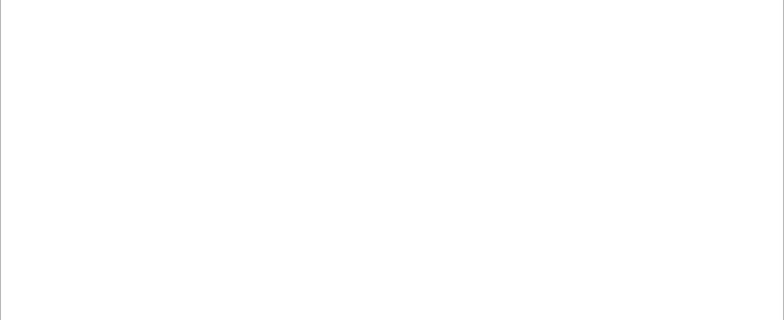
Above: order/statement/statementsecondarywidget.ui from ytxerp/ytx-client before the change; both pictures show x 0 to 784 and y 139 to 459 of the 784 by 567 pixel window. Below: the same form after it.
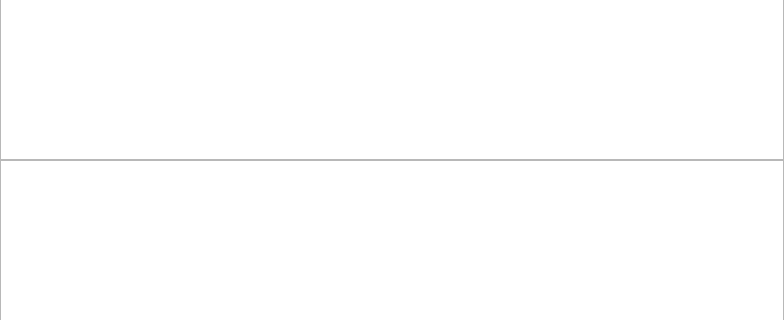
That is the form after the change. Custom widgets are drawn as their Qt base class.

```diff
--- a/order/statement/statementsecondarywidget.ui
+++ b/order/statement/statementsecondarywidget.ui
@@ -123,6 +123,9 @@
    <item row="1" column="0">
     <widget class="QTableView" name="tableView"/>
    </item>
+   <item row="2" column="0">
+    <widget class="QTableView" name="tableViewSummary"/>
+   </item>
   </layout>
  </widget>
  <customwidgets>
```
